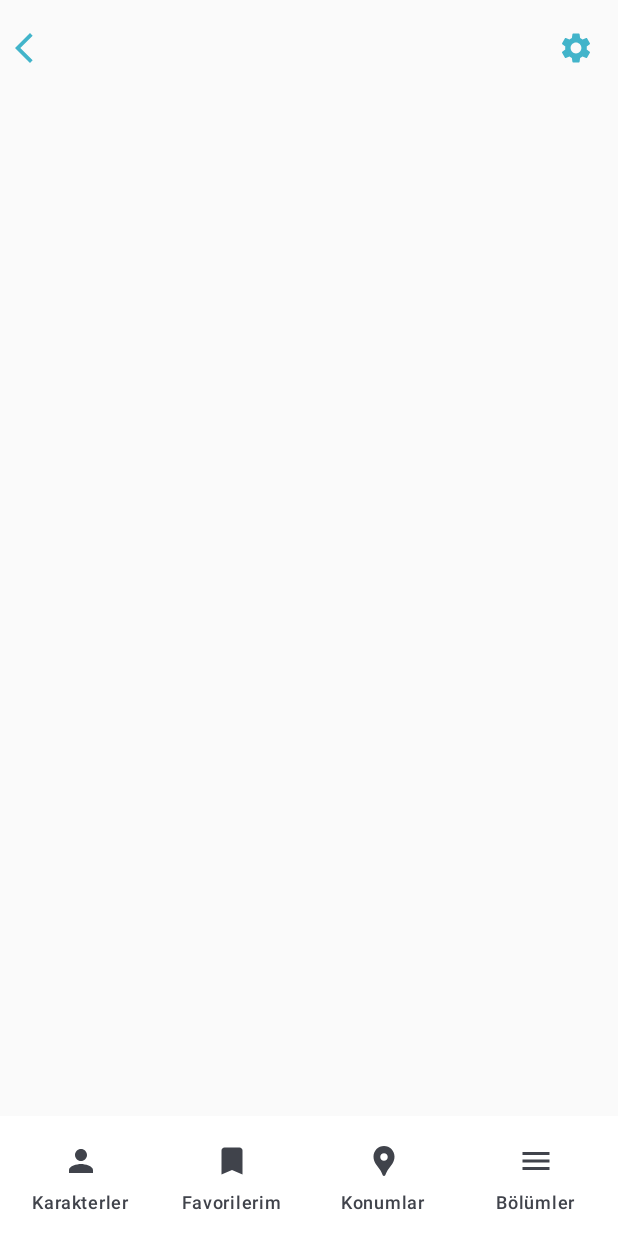
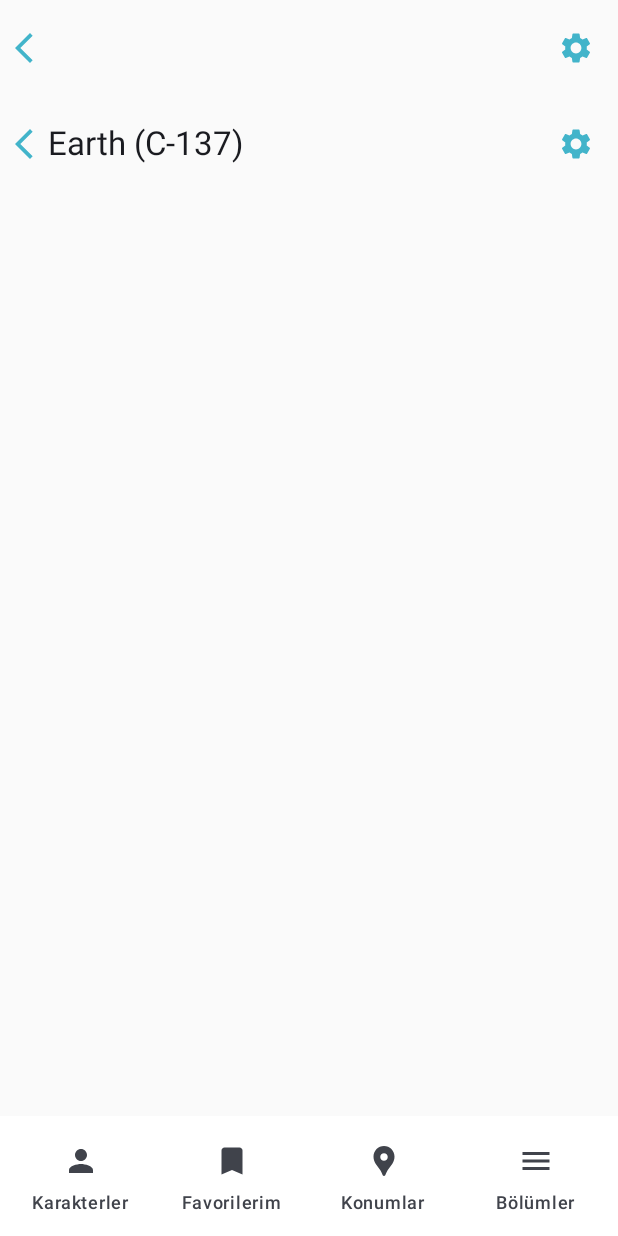
Before and after one commit to UmutDiler0/RickAndMorty, an Android app built with Jetpack Compose: the LOCATION screen opened through its navigation route, on a phone screen of 412 x 824 dp. Run offline under Robolectric (Android 15) with nearby library versions, the phone set to English and light mode, and no system bars; our stand-ins replace Dagger/Hilt's generated code.

Commit message:
CurrentLocation screen and CurrentEpisode screen completed

```diff
--- a/app/src/main/java/com/example/rickandmorty/ui/screens/currentlocation/CurrentLocation.kt
+++ b/app/src/main/java/com/example/rickandmorty/ui/screens/currentlocation/CurrentLocation.kt
@@ -1,8 +1,19 @@
 package com.example.rickandmorty.ui.screens.currentlocation
 
+import androidx.compose.foundation.layout.Column
+import androidx.compose.foundation.layout.fillMaxSize
 import androidx.compose.runtime.Composable
+import androidx.compose.ui.Modifier
+import com.example.rickandmorty.common.component.CustomAppBar
 
 @Composable
 fun CurrentLocation(){
-
+    Column(
+        modifier = Modifier.fillMaxSize()
+    ) {
+        CustomAppBar(
+            title = "Earth (C-137)",
+            isVisible = true
+        )
+    }
 }
```
Also changed, not shown: app/src/main/java/com/example/rickandmorty/ui/screens/currentepisode/CurrentEpisode.kt (+22 -0 lines).
